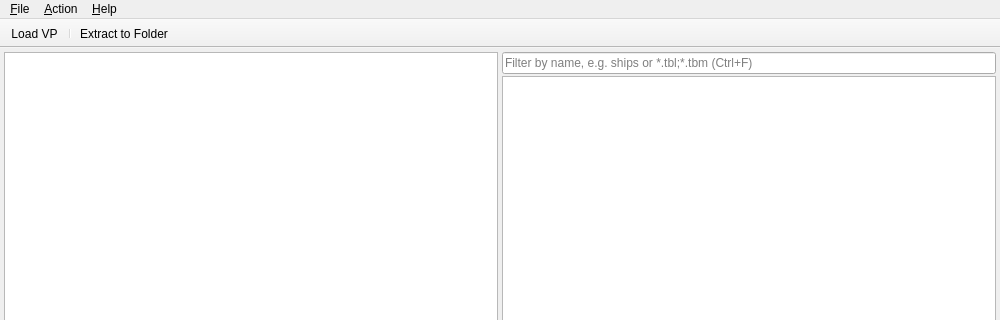
This is QtVP/Forms/MainWindow.ui in MjnMixael/QtVP as Qt 5 draws it before an edit; both pictures show x 0 to 1000 and y 0 to 320 of the 1000 by 700 pixel window. The edited form follows.
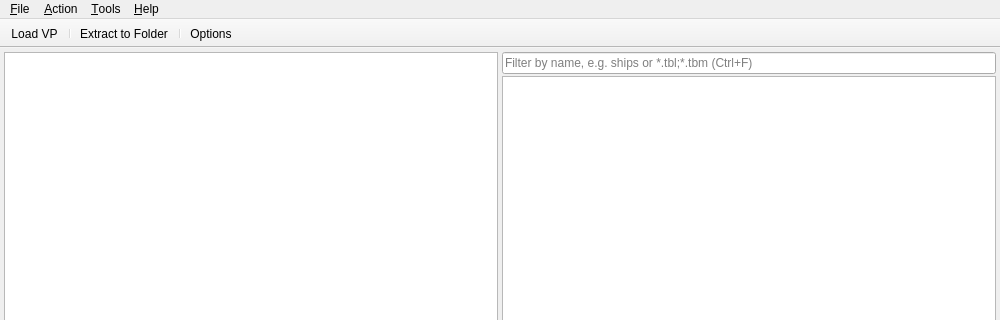
This is the edited form.

Commit message:
Bring back the Options dialog with a theme setting
The Options dialog returns as the home for app settings, starting with
Theme: System default, Light, or Dark. It uses Qt 6.8's color scheme
request, which the Windows 11 style follows live. The Windows 10 style
has no dark palette, so Fusion stands in there while dark is active.

The edit to the form file:
```diff
--- a/QtVP/Forms/MainWindow.ui
+++ b/QtVP/Forms/MainWindow.ui
@@ -228,6 +228,12 @@
     <addaction name="separator"/>
     <addaction name="actionFind"/>
    </widget>
+   <widget class="QMenu" name="menuTools">
+    <property name="title">
+     <string>&amp;Tools</string>
+    </property>
+    <addaction name="actionOptions"/>
+   </widget>
    <widget class="QMenu" name="menuHelp">
     <property name="title">
      <string>&amp;Help</string>
@@ -237,6 +243,7 @@
    </widget>
    <addaction name="menuFile"/>
    <addaction name="menuAction"/>
+   <addaction name="menuTools"/>
    <addaction name="menuHelp"/>
   </widget>
   <widget class="QToolBar" name="mainToolBar">
@@ -258,6 +265,8 @@
    <addaction name="actionLoadVp"/>
    <addaction name="separator"/>
    <addaction name="actionExtractToDir"/>
+   <addaction name="separator"/>
+   <addaction name="actionOptions"/>
   </widget>
   <widget class="QStatusBar" name="statusBar"/>
   <action name="actionLoadVp">
@@ -303,6 +312,14 @@
     <string>Ctrl+E</string>
    </property>
   </action>
+  <action name="actionOptions">
+   <property name="text">
+    <string>&amp;Options...</string>
+   </property>
+   <property name="iconText">
+    <string>Options</string>
+   </property>
+  </action>
   <action name="actionFind">
    <property name="text">
     <string>&amp;Filter Files</string>
```
The commit also changes 11 other files.
